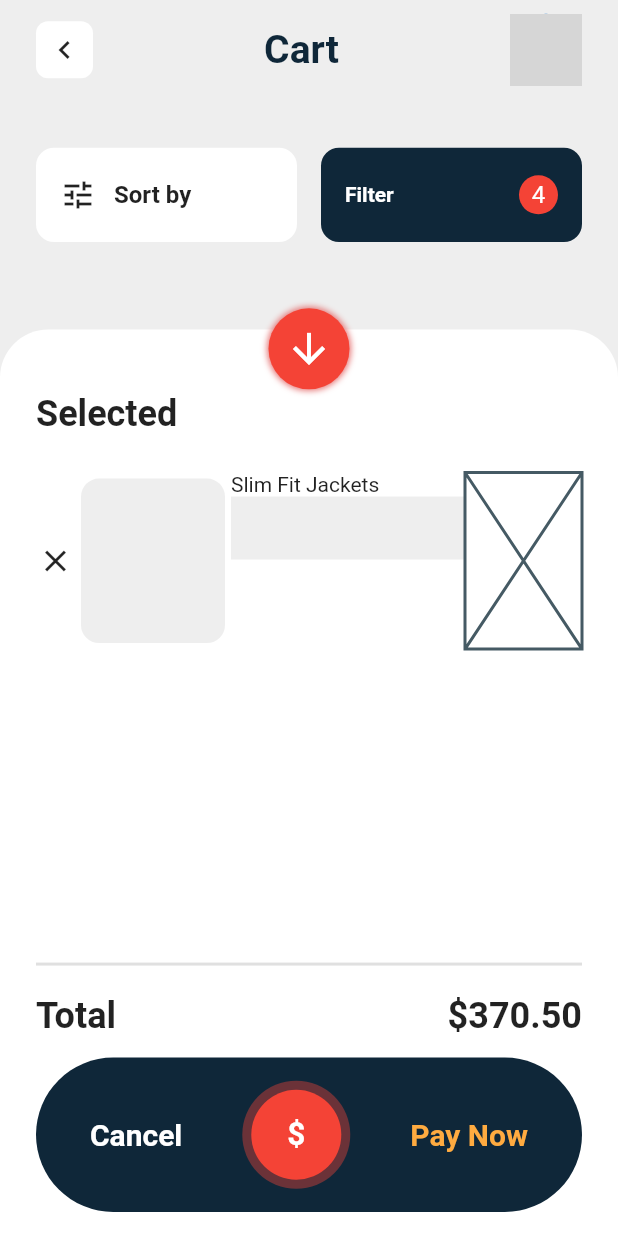
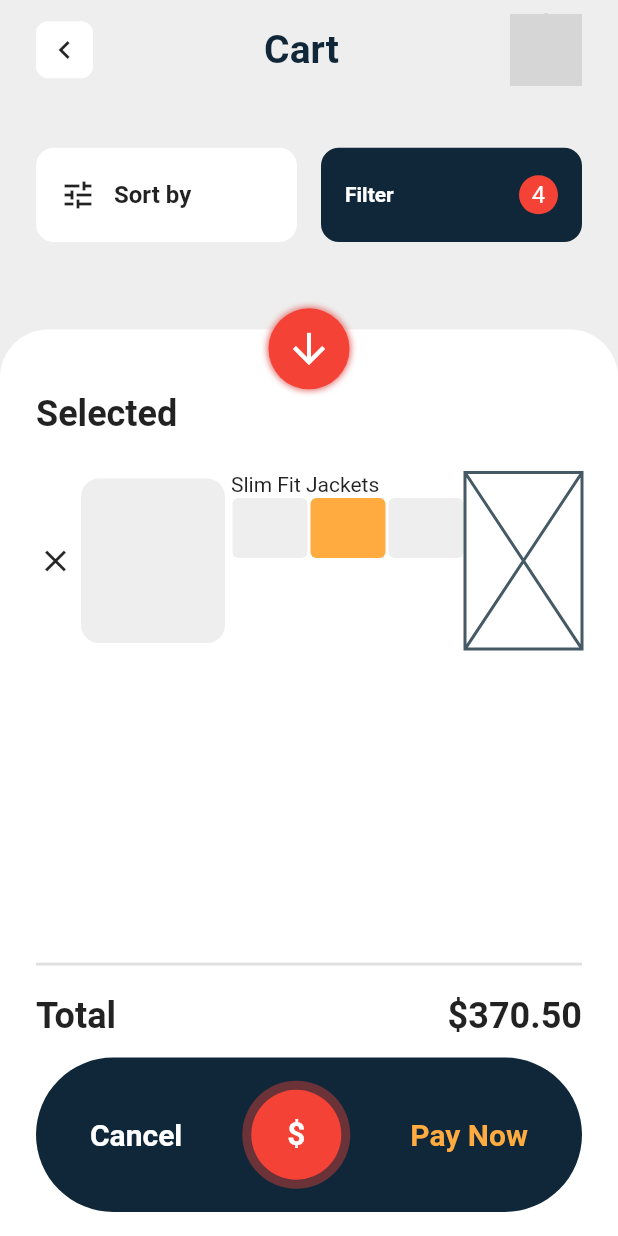
Before and after one commit to JAICHANGPARK/flutter_notebook_the_third_story, a Flutter app: the screen it shows after launch, on a phone screen of 412 x 824 dp. Run offline on Flutter 3.47's test engine with Material 2 defaults, Android fonts, the phone set to English and light mode, and no system bars; our stand-ins replace badges, dotted_border, fl_chart, google_fonts, page_transition, percent_indicator; network calls fail; grey boxes are pictures that could not be loaded.

Commit message:
Update main_page.dart

```diff
--- a/lib/e_commerce_app/main_page.dart
+++ b/lib/e_commerce_app/main_page.dart
@@ -88,8 +88,28 @@ class _CartPageState extends State<CartPage> {
                                           children: <Widget>[
                                             Expanded(
                                               child: Container(
+                                                margin: EdgeInsets.all(1),
                                                 decoration: BoxDecoration(
-                                                  color: Colors.grey[200]
+                                                  color: Colors.grey[200],
+                                                  borderRadius: BorderRadius.circular(4)
+                                                ),
+                                              ),
+                                            ),
+                                            Expanded(
+                                              child: Container(
+                                                margin: EdgeInsets.all(1),
+                                                decoration: BoxDecoration(
+                                                    color: Colors.orangeAccent,
+                                                    borderRadius: BorderRadius.circular(4)
+                                                ),
+                                              ),
+                                            ),
+                                            Expanded(
+                                              child: Container(
+                                                margin: EdgeInsets.all(1),
+                                                decoration: BoxDecoration(
+                                                    color: Colors.grey[200],
+                                                    borderRadius: BorderRadius.circular(4)
                                                 ),
                                               ),
                                             )
```
